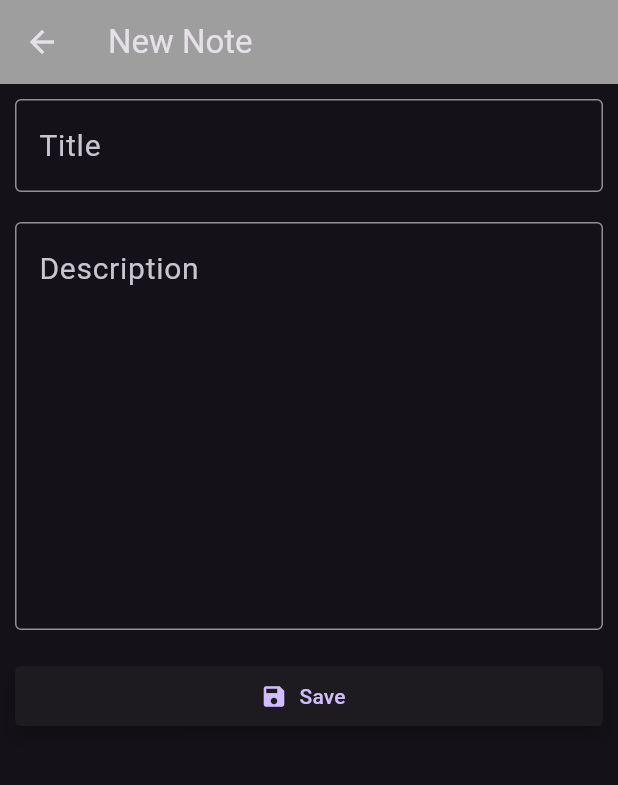
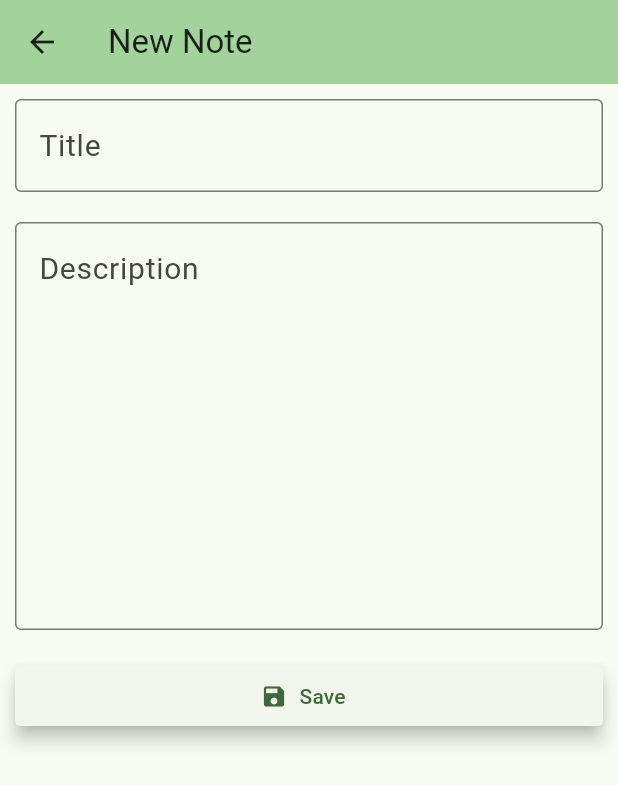
Before and after one commit to adnanpanakkad/note_app-Bloc-, a Flutter app: the screen it shows after launch, after a tap on the "add" icon, on a phone screen of 412 x 824 dp. Shown: the top 785 px of the screen. Run offline on Flutter 3.47's test engine with Material 3 defaults, Android fonts, the phone set to English and light mode, and no system bars; our stand-ins replace bloc, flutter_bloc; network calls fail.

```diff
--- a/lib/main.dart
+++ b/lib/main.dart
@@ -26,7 +26,10 @@ class MyApp extends StatelessWidget {
         ),
       ],
       child: MaterialApp(
-        theme: ThemeData.dark(),
+        theme: ThemeData(
+          colorScheme: ColorScheme.fromSeed(seedColor: Colors.green),
+          useMaterial3: true,
+        ),
         debugShowCheckedModeBanner: false,
         home: const ScreenHome(),
       ),
--- a/lib/screens/form/add_form_screen.dart
+++ b/lib/screens/form/add_form_screen.dart
@@ -15,7 +15,7 @@ class ScreenAddForm extends StatelessWidget {
     return Scaffold(
       appBar: AppBar(
         title: const Text("New Note"),
-          backgroundColor: Colors.grey,
+        backgroundColor: Theme.of(context).colorScheme.inversePrimary,
       ),
       body: BlocConsumer<AddBloc, AddState>(
         buildWhen: (previous, current) => current is! AddActionState,
--- a/lib/screens/form/edit/edit_bloc.dart
+++ b/lib/screens/form/edit/edit_bloc.dart
@@ -2,6 +2,7 @@ import 'dart:async';
 
 import 'package:bloc/bloc.dart';
 import 'package:notebloc/api/api_functions.dart';
+
 
 part 'edit_event.dart';
 part 'edit_state.dart';
--- a/lib/screens/form/edit_form_screen.dart
+++ b/lib/screens/form/edit_form_screen.dart
@@ -37,7 +37,7 @@ class _ScreenEditState extends State<ScreenEdit> {
     return Scaffold(
         appBar: AppBar(
           title: const Text("Edit Note"),
-          backgroundColor: Colors.grey,
+          backgroundColor: Theme.of(context).colorScheme.inversePrimary,
         ),
         body: BlocConsumer<EditBloc, EditState>(
           listener: (context, state) {
--- a/lib/screens/home/home_screen.dart
+++ b/lib/screens/home/home_screen.dart
@@ -27,7 +27,7 @@ class _ScreenHomeState extends State<ScreenHome> {
     return Scaffold(
       appBar: AppBar(
         title: const Text("Notes"),
-        backgroundColor: Colors.grey,
+        backgroundColor: Theme.of(context).colorScheme.inversePrimary,
       ),
       body: BlocConsumer<HomeBloc, HomeState>(
         buildWhen: (previous, current) => current is! HomeActionState,
@@ -40,7 +40,7 @@ class _ScreenHomeState extends State<ScreenHome> {
                   builder: (context) => const ScreenAddForm(),
                 ));
           } else if (state is ShowPopupMessageState) {
-            alertMessage(context, id);
+            alertMessage(context,id);
           } else if (state is UpdateNavigationState) {
             Navigator.push(
                 context,
@@ -79,4 +79,6 @@ class _ScreenHomeState extends State<ScreenHome> {
       ),
     );
   }
+
+
 }
--- a/lib/screens/home/widgets/note_card_widget.dart
+++ b/lib/screens/home/widgets/note_card_widget.dart
@@ -22,7 +22,7 @@ class NoteCardWidget extends StatelessWidget {
       child: Container(
         decoration: BoxDecoration(
           border: Border.all(
-              color: Colors.grey,
+              color: Theme.of(context).colorScheme.inversePrimary,
               width: 2),
           borderRadius: const BorderRadius.all(
             Radius.circular(8),
```
Also changed, not shown: lib/screens/form/add/add_bloc.dart (line endings or trailing spaces), lib/screens/form/add/add_event.dart (line endings or trailing spaces), lib/screens/form/add/add_state.dart (line endings or trailing spaces), lib/screens/form/edit/edit_event.dart (line endings or trailing spaces), lib/screens/form/edit/edit_state.dart (line endings or trailing spaces), lib/screens/home/bloc/home_bloc.dart (line endings or trailing spaces), lib/screens/home/bloc/home_event.dart (line endings or trailing spaces), lib/screens/home/bloc/home_state.dart (line endings or trailing spaces).
